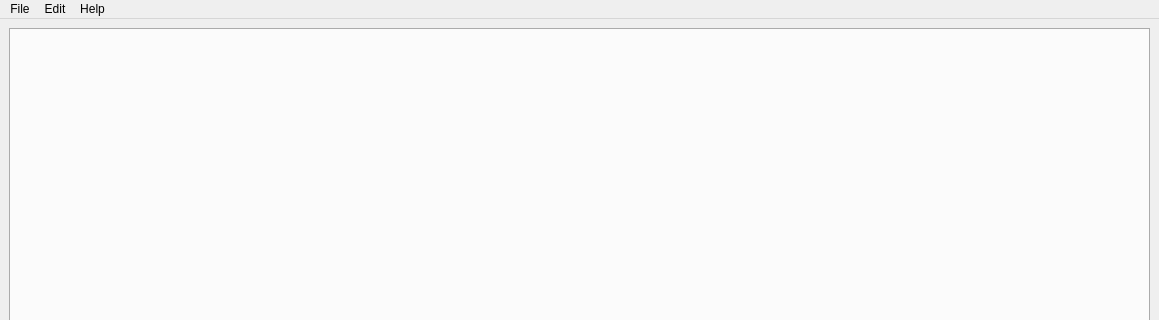
Before: the Qt Designer form ui/GeoCORKMain.ui in kathrynmetcalf/GeoCORK, drawn with Qt 5; both pictures show x 0 to 1159 and y 0 to 320 of the 1159 by 539 pixel window.
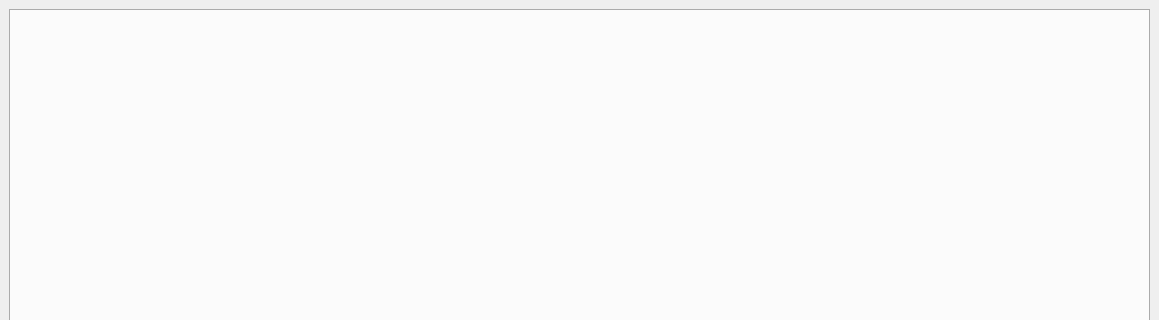
After: the same form once the commit is applied. Custom widgets are drawn as their Qt base class.

Diff of the .ui file:
```diff
--- a/ui/GeoCORKMain.ui
+++ b/ui/GeoCORKMain.ui
@@ -57,55 +57,6 @@
     </item>
    </layout>
   </widget>
-  <widget class="QMenuBar" name="menubar">
-   <property name="geometry">
-    <rect>
-     <x>0</x>
-     <y>0</y>
-     <width>1159</width>
-     <height>21</height>
-    </rect>
-   </property>
-   <widget class="QMenu" name="menuFile">
-    <property name="title">
-     <string>File</string>
-    </property>
-    <addaction name="actionNew"/>
-    <addaction name="actionOpen"/>
-    <addaction name="actionRecent"/>
-    <addaction name="actionImport"/>
-    <addaction name="separator"/>
-    <addaction name="actionSettings"/>
-    <addaction name="separator"/>
-    <addaction name="actionSave"/>
-    <addaction name="actionSave_as"/>
-    <addaction name="actionCreate_backup"/>
-    <addaction name="actionRestore_backup"/>
-    <addaction name="actionExport"/>
-    <addaction name="separator"/>
-    <addaction name="actionClose"/>
-   </widget>
-   <widget class="QMenu" name="menuEdit">
-    <property name="title">
-     <string>Edit</string>
-    </property>
-    <addaction name="actionSources"/>
-    <addaction name="actionRegions"/>
-    <addaction name="actionRock_types"/>
-    <addaction name="actionUnits"/>
-    <addaction name="actionAge_signatures"/>
-   </widget>
-   <widget class="QMenu" name="menuHelp">
-    <property name="title">
-     <string>Help</string>
-    </property>
-    <addaction name="actionHelp"/>
-    <addaction name="actionCurrent_window_help"/>
-   </widget>
-   <addaction name="menuFile"/>
-   <addaction name="menuEdit"/>
-   <addaction name="menuHelp"/>
-  </widget>
   <action name="actionNew">
    <property name="text">
     <string>New</string>
```
